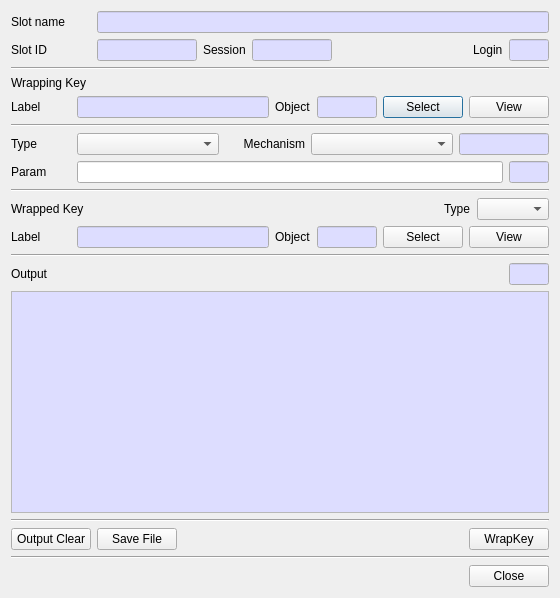
Old version of the form CryptokiMan/wrap_key_dlg.ui in the repository jykim74/CryptokiMan.
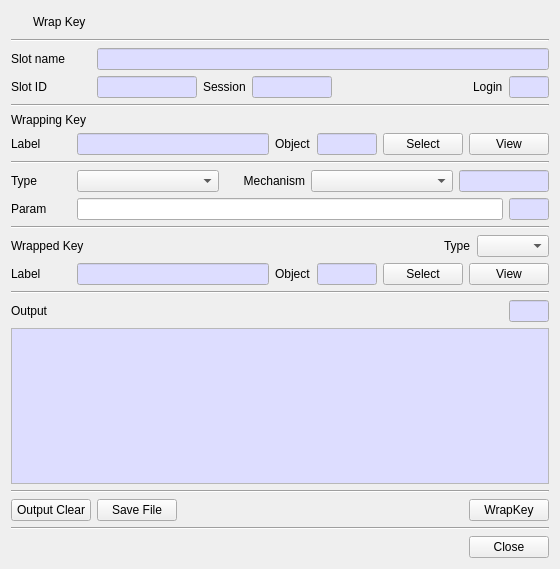
New version of the form. Icons and pictures are not drawn.

Diff of the .ui file:
```diff
--- a/CryptokiMan/wrap_key_dlg.ui
+++ b/CryptokiMan/wrap_key_dlg.ui
@@ -7,13 +7,57 @@
     <x>0</x>
     <y>0</y>
     <width>560</width>
-    <height>598</height>
+    <height>569</height>
    </rect>
   </property>
   <property name="windowTitle">
    <string>Wrap key</string>
   </property>
   <layout class="QVBoxLayout" name="verticalLayout">
+   <item>
+    <layout class="QGridLayout" name="gridLayout_11">
+     <item row="0" column="0">
+      <widget class="QPushButton" name="pushButton">
+       <property name="minimumSize">
+        <size>
+         <width>16</width>
+         <height>0</height>
+        </size>
+       </property>
+       <property name="maximumSize">
+        <size>
+         <width>16</width>
+         <height>16777215</height>
+        </size>
+       </property>
+       <property name="text">
+        <string/>
+       </property>
+       <property name="icon">
+        <iconset resource="cryptokiman.qrc">
+         <normaloff>:/images/wk.png</normaloff>:/images/wk.png</iconset>
+       </property>
+       <property name="flat">
+        <bool>true</bool>
+       </property>
+      </widget>
+     </item>
+     <item row="0" column="1">
+      <widget class="QLabel" name="label_16">
+       <property name="text">
+        <string>Wrap Key</string>
+       </property>
+      </widget>
+     </item>
+    </layout>
+   </item>
+   <item>
+    <widget class="Line" name="line_7">
+     <property name="orientation">
+      <enum>Qt::Horizontal</enum>
+     </property>
+    </widget>
+   </item>
    <item>
     <layout class="QGridLayout" name="gridLayout">
      <property name="topMargin">
```
Left out of the diff: 4 changed lines with no effect on the pictures.
